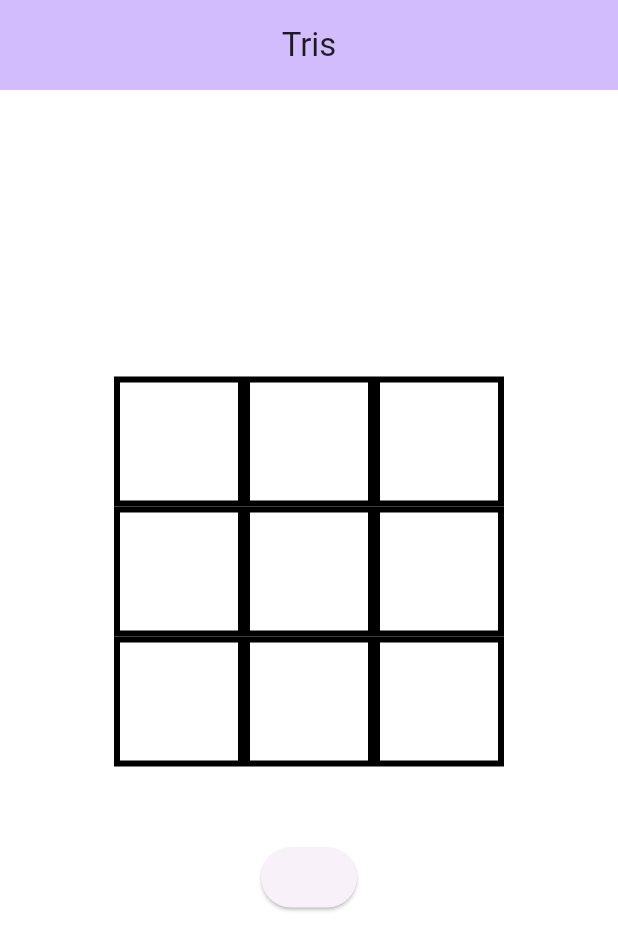
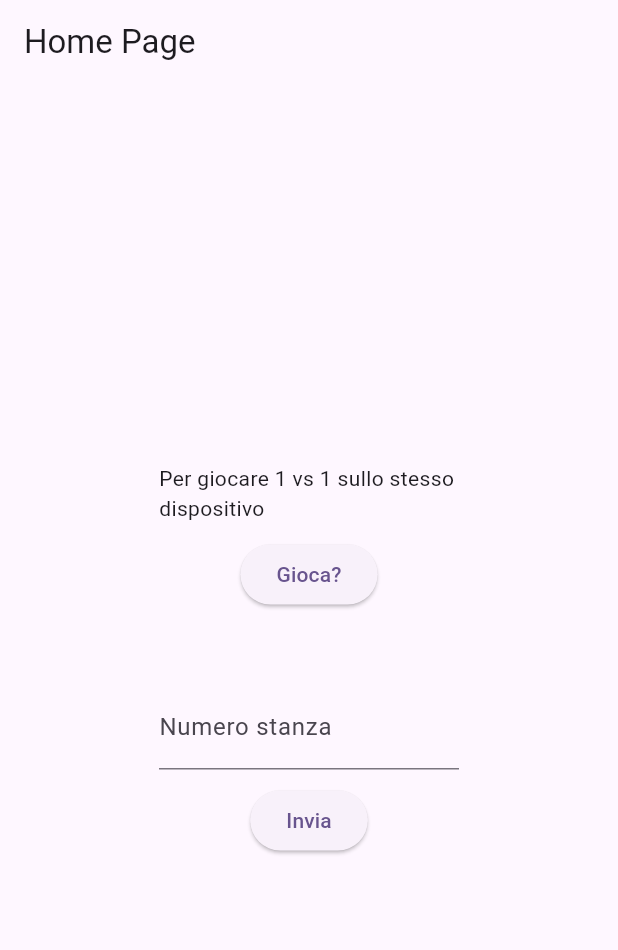
Before and after one commit to matteokalcich/Tris, a Flutter app: the screen it shows after launch, on a phone screen of 412 x 824 dp. Shown: the top 950 px of the screen. Run offline on Flutter 3.47's test engine with Material 3 defaults, Android fonts, the phone set to English and light mode, and no system bars; our stand-ins replace confetti, firebase_core, firebase_database; accounts and stored records are empty.

```diff
--- /dev/null
+++ b/lib/Home.dart
@@ -0,0 +1,66 @@
+import 'package:confetti/confetti.dart';
+import 'package:firebase_database/firebase_database.dart';
+import 'package:flutter/material.dart';
+
+class Home extends StatelessWidget {
+  Home({super.key});
+
+  TextEditingController _n_stanza = TextEditingController();
+
+  @override
+  Widget build(BuildContext context) {
+    return Scaffold(
+      appBar: AppBar(
+        title: const Text('Home Page'),
+      ),
+      body: Center(
+        child: SizedBox(
+          width: 200,
+          child: Column(
+            mainAxisAlignment: MainAxisAlignment.center,
+            children: [
+              Container(
+                child: Column(
+                  children: [
+                    const Text('Per giocare 1 vs 1 sullo stesso dispositivo'),
+                    const SizedBox(
+                      height: 10,
+                    ),
+                    ElevatedButton(
+                      onPressed: () {
+                        Navigator.pushNamed(context, '/tris');
+                      },
+                      child: const Text('Gioca?'),
+                    ),
+                  ],
+                ),
+              ),
+              SizedBox(
+                height: 50,
+              ),
+              Container(
+                child: Column(
+                  children: [
+                    TextField(
+                      controller: _n_stanza,
+                      decoration:
+                          const InputDecoration(label: Text('Numero stanza')),
+                    ),
+                    SizedBox(
+                      height: 10,
+                    ),
+                    ElevatedButton(
+                        onPressed: () {
+                          print('${_n_stanza.toString()}');
+                        },
+                        child: const Text('Invia'))
+                  ],
+                ),
+              ),
+            ],
+          ),
+        ),
+      ),
+    );
+  }
+}
--- a/lib/games/Tris.dart
+++ b/lib/games/Tris.dart
@@ -1,4 +1,3 @@
-import 'dart:async';
 
 import 'package:confetti/confetti.dart';
 import 'package:firebase_database/firebase_database.dart';
@@ -36,19 +35,18 @@ class _TrisState extends State<Tris> {
   void startGame() {
     celle = List.filled(9, '-1'); // Inizializza tutte le celle con '-1'
     currentPlayer = 0; // Inizia con il giocatore 'O'
-    print('Tutto pronto');
+
     createRecord();
   }
 
   void createRecord() async {
-    print('Sono dentro');
+
     try {
       Map<String, dynamic> cellsData = {};
       for (int i = 0; i < celle.length; i++) {
         cellsData['cella $i'] = celle[i];
       }
       await dbReference.child("tris").set(cellsData);
-      print("Record added successfully");
     } catch (e) {
       print("Failed to add record: $e");
     }
@@ -62,7 +60,7 @@ class _TrisState extends State<Tris> {
         cellsData['cella $i'] = celle[i];
       }
       await dbReference.child("tris").set(cellsData);
-      print("Record aggiunto");
+
     } catch (e) {
       print("Record non aggiunto: $e");
     }
@@ -76,7 +74,7 @@ class _TrisState extends State<Tris> {
         cellsData['cella $i'] = celle[i];
       }
       await dbReference.child("tris").set(cellsData);
-      print("Record aggiunto");
+
     } catch (e) {
       print("Record non aggiunto: $e");
     }
@@ -245,7 +243,7 @@ class _TrisState extends State<Tris> {
           ),
           child: Column(
             mainAxisAlignment:
-                MainAxisAlignment.start, // per poszionare la tabella al centro
+            MainAxisAlignment.start, // per poszionare la tabella al centro
 
             children: [
               const SizedBox(
--- a/lib/main.dart
+++ b/lib/main.dart
@@ -1,4 +1,5 @@
 import 'package:flutter/material.dart';
+import 'package:tris/Home.dart';
 
 import 'games/Tris.dart';
 
@@ -28,7 +29,11 @@ class MyApp extends StatelessWidget {
         colorScheme: ColorScheme.fromSeed(seedColor: Colors.deepPurple),
         useMaterial3: true,
       ),
-      home: const Tris(),
+      routes: {
+        //'/': (context) => const Home(),
+        '/tris': (context) => const Tris(),
+      },
+      home: Home(),
     );
   }
 }
--- a/pubspec.yaml
+++ b/pubspec.yaml
@@ -38,6 +38,9 @@ dependencies:
   confetti: ^0.7.0
   firebase_core: ^2.32.0
   firebase_database: ^10.5.7
+  mysql_client: ^0.0.27
+  http: ^1.2.0
+
 
 dev_dependencies:
   flutter_test:
```
Also changed, not shown: pubspec.lock.
